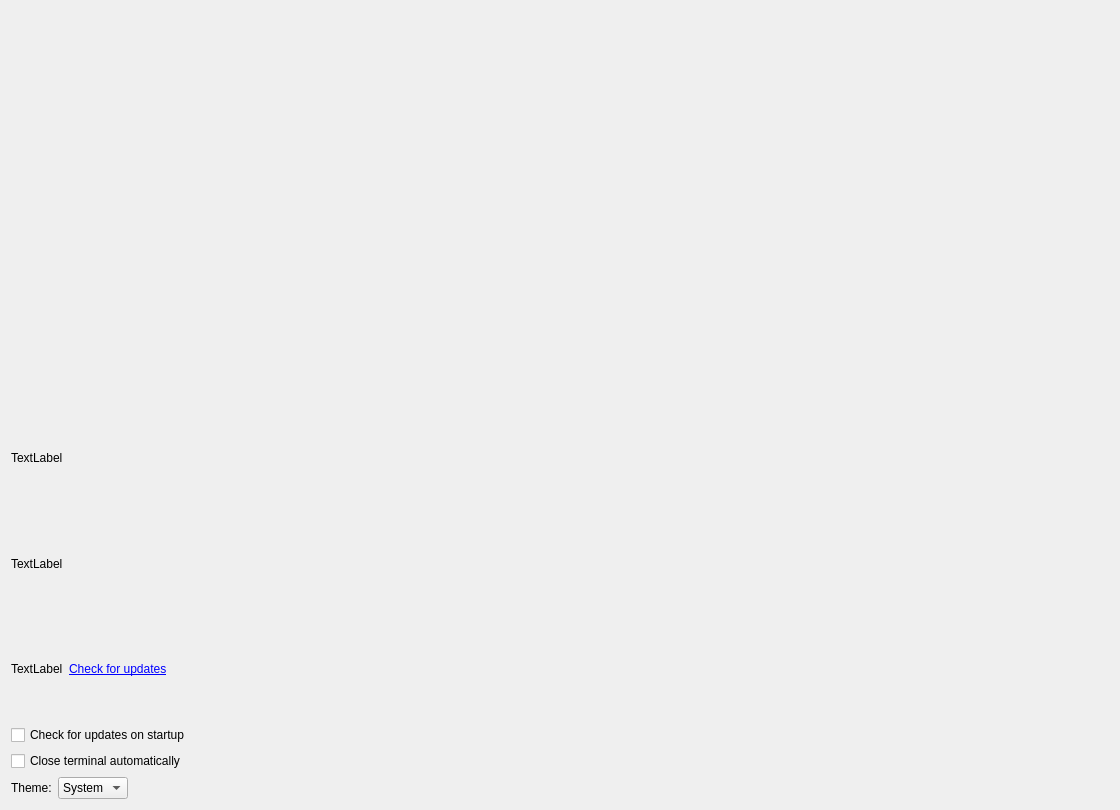
This is src/launcher/forms/main_dialog.ui in ZazaJr24/KytyPs5-GTA-VI as Qt 5 draws it before an edit. The edited form follows.
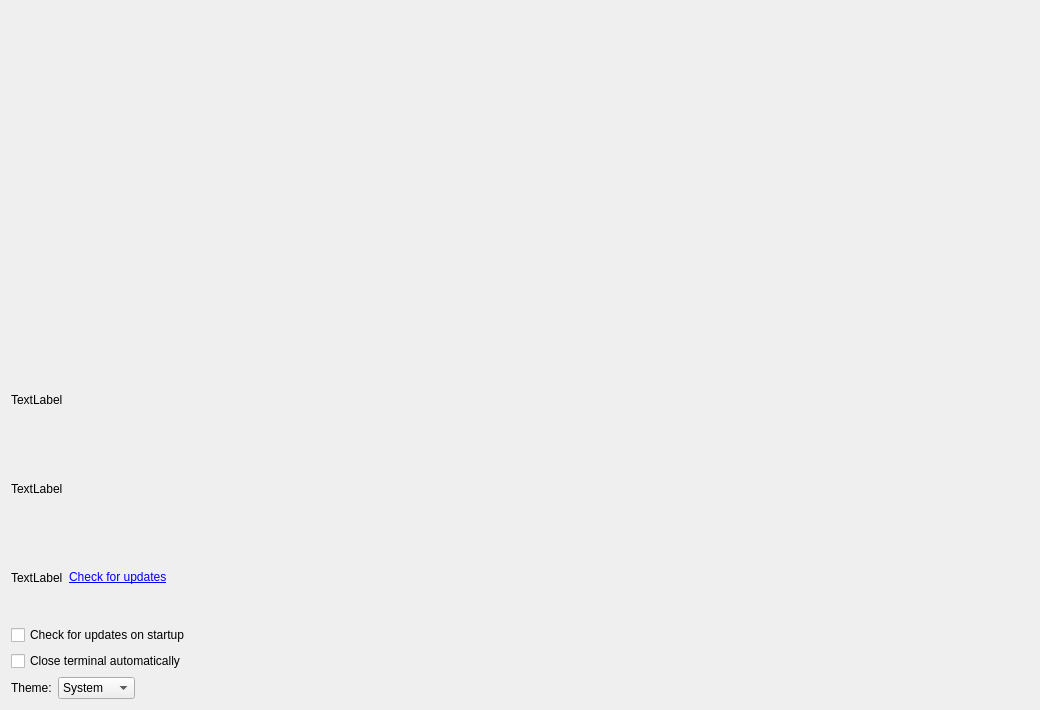
This is the edited form. Custom widgets are drawn as their Qt base class.

Patch:
```diff
--- a/src/launcher/forms/main_dialog.ui
+++ b/src/launcher/forms/main_dialog.ui
@@ -6,8 +6,8 @@
    <rect>
     <x>0</x>
     <y>0</y>
-    <width>1120</width>
-    <height>810</height>
+    <width>1040</width>
+    <height>710</height>
    </rect>
   </property>
   <property name="minimumSize">
@@ -146,7 +146,7 @@
             </property>
            </item>
            <item>
-            <property name="text"><string>Coast</string></property>
+            <property name="text"><string>Graphite</string></property>
            </item>
           </widget>
          </item>
```
